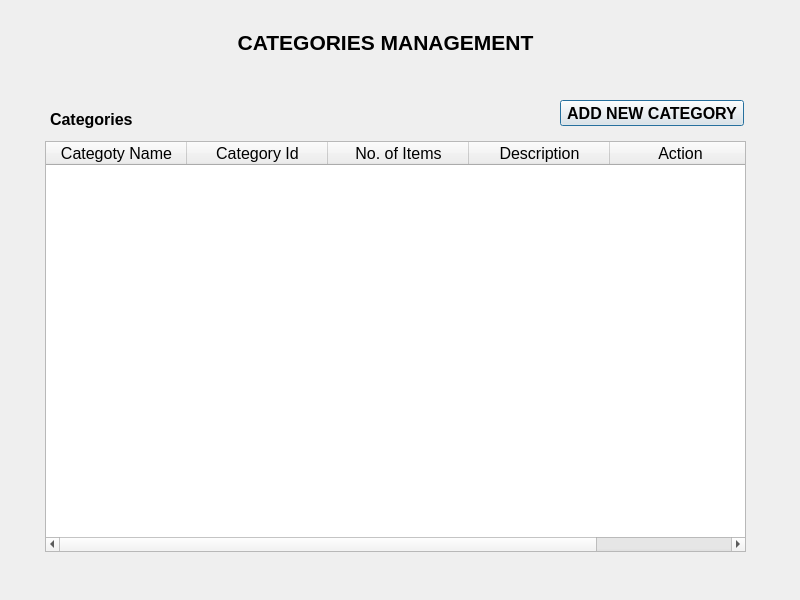
Qt form RMS_qt/category.ui (dev-pratik02/RMS) before a commit.
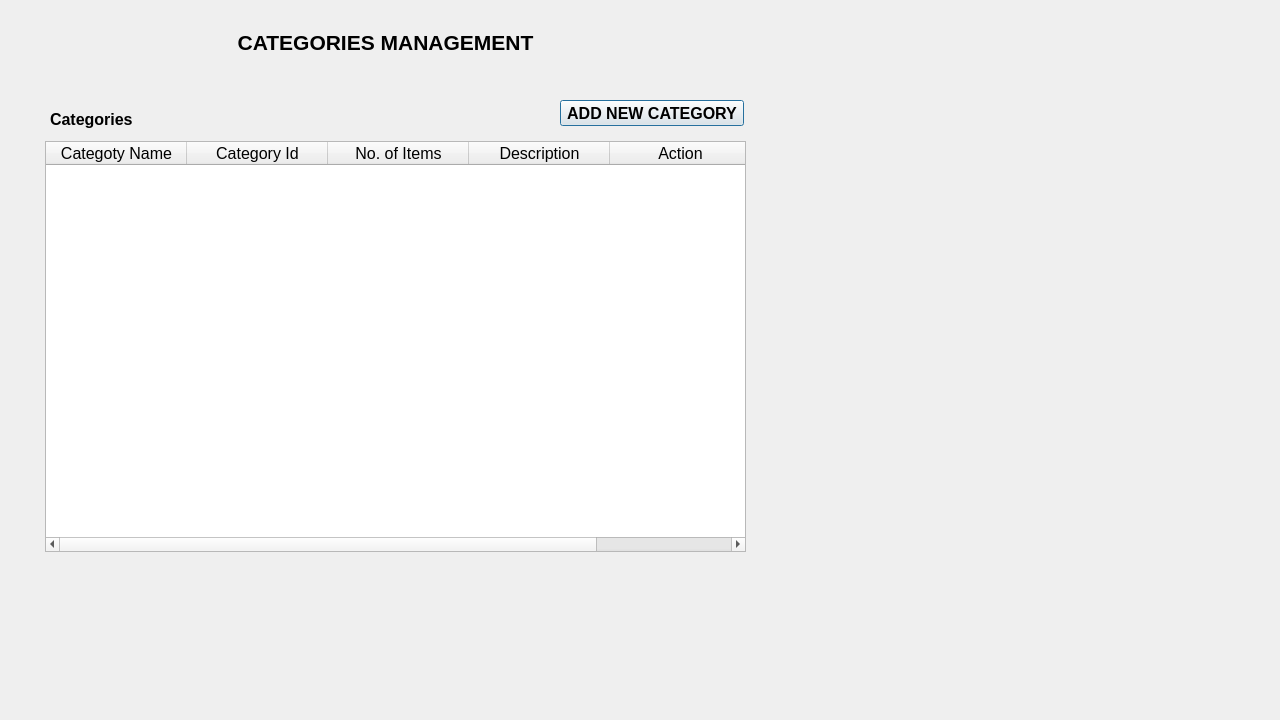
The same form after that commit.

```diff
--- a/RMS_qt/category.ui
+++ b/RMS_qt/category.ui
@@ -6,8 +6,8 @@
    <rect>
     <x>0</x>
     <y>0</y>
-    <width>800</width>
-    <height>600</height>
+    <width>1280</width>
+    <height>720</height>
    </rect>
   </property>
   <property name="minimumSize">
```
